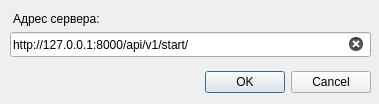
Above: Client UI/components/forms/server_set_window_template.ui from HiddenJang/Xperiment2 before the change. Below: the same form after it.
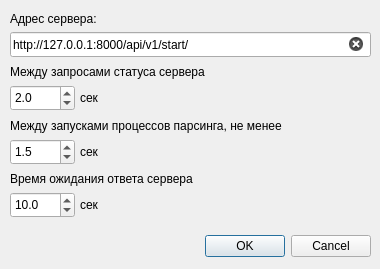
That is the form after the change.

```diff
--- a/Client UI/components/forms/server_set_window_template.ui
+++ b/Client UI/components/forms/server_set_window_template.ui
@@ -9,8 +9,8 @@
    <rect>
     <x>0</x>
     <y>0</y>
-    <width>379</width>
-    <height>104</height>
+    <width>380</width>
+    <height>269</height>
    </rect>
   </property>
   <property name="windowTitle">
@@ -23,7 +23,7 @@
    <property name="geometry">
     <rect>
      <x>30</x>
-     <y>66</y>
+     <y>230</y>
      <width>341</width>
      <height>32</height>
     </rect>
@@ -38,7 +38,7 @@
   <widget class="QLabel" name="label_serverAddress">
    <property name="geometry">
     <rect>
-     <x>13</x>
+     <x>10</x>
      <y>10</y>
      <width>111</width>
      <height>17</height>
@@ -64,6 +64,159 @@
     <bool>true</bool>
    </property>
   </widget>
+  <widget class="QDoubleSpinBox" name="doubleSpinBox_statusRequestFrequency">
+   <property name="geometry">
+    <rect>
+     <x>10</x>
+     <y>85</y>
+     <width>65</width>
+     <height>26</height>
+    </rect>
+   </property>
+   <property name="decimals">
+    <number>1</number>
+   </property>
+   <property name="maximum">
+    <double>9999.000000000000000</double>
+   </property>
+   <property name="singleStep">
+    <double>0.500000000000000</double>
+   </property>
+   <property name="stepType">
+    <enum>QAbstractSpinBox::DefaultStepType</enum>
+   </property>
+   <property name="value">
+    <double>2.000000000000000</double>
+   </property>
+  </widget>
+  <widget class="QLabel" name="label_statusRequestFrequency_1">
+   <property name="geometry">
+    <rect>
+     <x>10</x>
+     <y>63</y>
+     <width>371</width>
+     <height>17</height>
+    </rect>
+   </property>
+   <property name="text">
+    <string>Между запросами статуса сервера</string>
+   </property>
+  </widget>
+  <widget class="QLabel" name="label_parsRequestFrequency_1">
+   <property name="geometry">
+    <rect>
+     <x>10</x>
+     <y>117</y>
+     <width>351</width>
+     <height>17</height>
+    </rect>
+   </property>
+   <property name="text">
+    <string>Между запусками процессов парсинга, не менее</string>
+   </property>
+  </widget>
+  <widget class="QDoubleSpinBox" name="doubleSpinBox_parsRequestFrequency">
+   <property name="geometry">
+    <rect>
+     <x>10</x>
+     <y>139</y>
+     <width>65</width>
+     <height>26</height>
+    </rect>
+   </property>
+   <property name="decimals">
+    <number>1</number>
+   </property>
+   <property name="maximum">
+    <double>9999.000000000000000</double>
+   </property>
+   <property name="singleStep">
+    <double>0.500000000000000</double>
+   </property>
+   <property name="stepType">
+    <enum>QAbstractSpinBox::DefaultStepType</enum>
+   </property>
+   <property name="value">
+    <double>1.500000000000000</double>
+   </property>
+  </widget>
+  <widget class="QLabel" name="label_statusRequestFrequency_2">
+   <property name="geometry">
+    <rect>
+     <x>80</x>
+     <y>89</y>
+     <width>31</width>
+     <height>17</height>
+    </rect>
+   </property>
+   <property name="text">
+    <string>сек</string>
+   </property>
+  </widget>
+  <widget class="QLabel" name="label_parsRequestFrequency_2">
+   <property name="geometry">
+    <rect>
+     <x>80</x>
+     <y>143</y>
+     <width>31</width>
+     <height>17</height>
+    </rect>
+   </property>
+   <property name="text">
+    <string>сек</string>
+   </property>
+  </widget>
+  <widget class="QDoubleSpinBox" name="doubleSpinBox_responseTimeout">
+   <property name="geometry">
+    <rect>
+     <x>10</x>
+     <y>192</y>
+     <width>65</width>
+     <height>26</height>
+    </rect>
+   </property>
+   <property name="decimals">
+    <number>1</number>
+   </property>
+   <property name="maximum">
+    <double>9999.000000000000000</double>
+   </property>
+   <property name="singleStep">
+    <double>0.500000000000000</double>
+   </property>
+   <property name="stepType">
+    <enum>QAbstractSpinBox::DefaultStepType</enum>
+   </property>
+   <property name="value">
+    <double>10.000000000000000</double>
+   </property>
+  </widget>
+  <widget class="QLabel" name="label_responseTimeout_2">
+   <property name="geometry">
+    <rect>
+     <x>80</x>
+     <y>196</y>
+     <width>31</width>
+     <height>17</height>
+    </rect>
+   </property>
+   <property name="text">
+    <string>сек</string>
+   </property>
+  </widget>
+  <widget class="QLabel" name="label_responseTimeout_1">
+   <property name="geometry">
+    <rect>
+     <x>10</x>
+     <y>170</y>
+     <width>241</width>
+     <height>17</height>
+    </rect>
+   </property>
+   <property name="text">
+    <string>Время ожидания ответа сервера</string>
+   </property>
+  </widget>
  </widget>
  <resources/>
  <connections>
```
